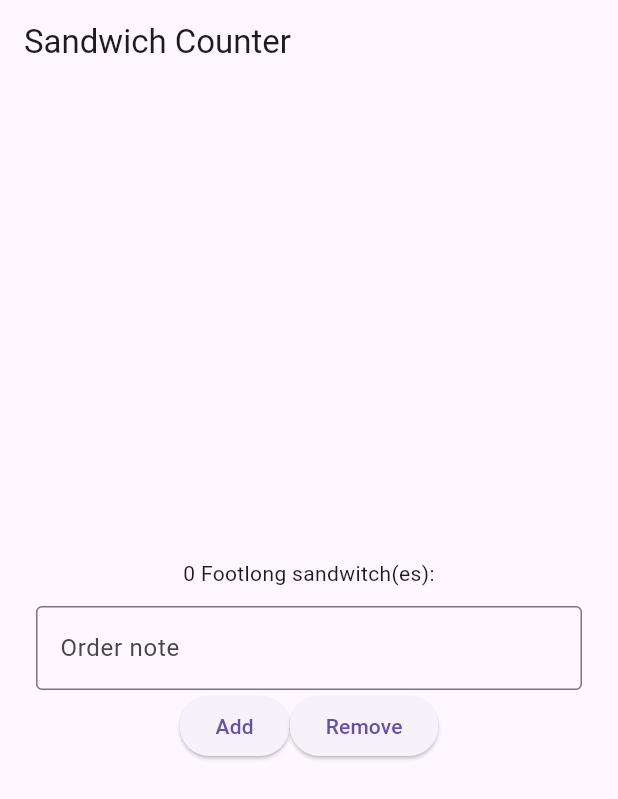
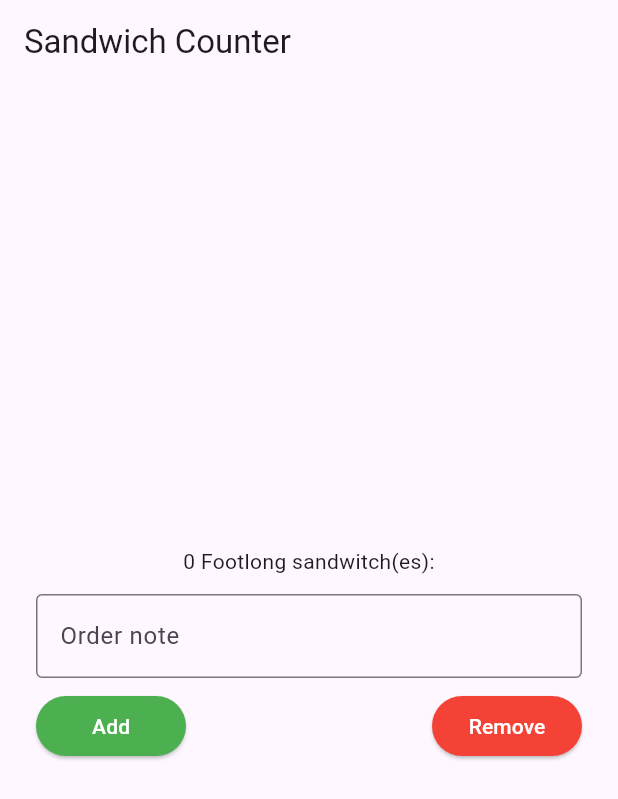
Before and after one commit to anirejlova/sandwitch_shop, a Flutter app: the screen it shows after launch, on a phone screen of 412 x 824 dp. Shown: the top 799 px of the screen. Run offline on Flutter 3.47's test engine with Material 3 defaults, Android fonts, the phone set to English and light mode, and no system bars.

Commit message:
button colours and position

```diff
--- a/lib/main.dart
+++ b/lib/main.dart
@@ -83,19 +83,43 @@ class _OrderScreenState extends State<OrderScreen> {
                 ),
               ),
             ),
-            Row(
-              mainAxisAlignment: MainAxisAlignment.center,
+            // ...existing code...
+            Padding(
+              padding:
+                  const EdgeInsets.symmetric(horizontal: 24.0, vertical: 8.0),
+              child: SizedBox(
+                width:
+                    double.infinity, // make the Row take full available width
+                child: Row(
+                  mainAxisAlignment: MainAxisAlignment.spaceBetween,
                   children: [
-                ElevatedButton(
+                    SizedBox(
+                      width: 100.0,
+                      child: ElevatedButton(
                         onPressed: _increaseQuantity,
+                        style: ElevatedButton.styleFrom(
+                          backgroundColor: Colors.green,
+                          foregroundColor: Colors.white,
+                        ),
                         child: const Text('Add'),
                       ),
-                ElevatedButton(
+                    ),
+                    SizedBox(
+                      width: 100.0,
+                      child: ElevatedButton(
                         onPressed: _decreaseQuantity,
+                        style: ElevatedButton.styleFrom(
+                          backgroundColor: Colors.red,
+                          foregroundColor: Colors.white,
+                        ),
                         child: const Text('Remove'),
+                      ),
                     ),
                   ],
                 ),
+              ),
+            ),
+// ...existing code...
           ],
         ),
       ),
```
Lines whose indentation alone changed are shown as unchanged.
